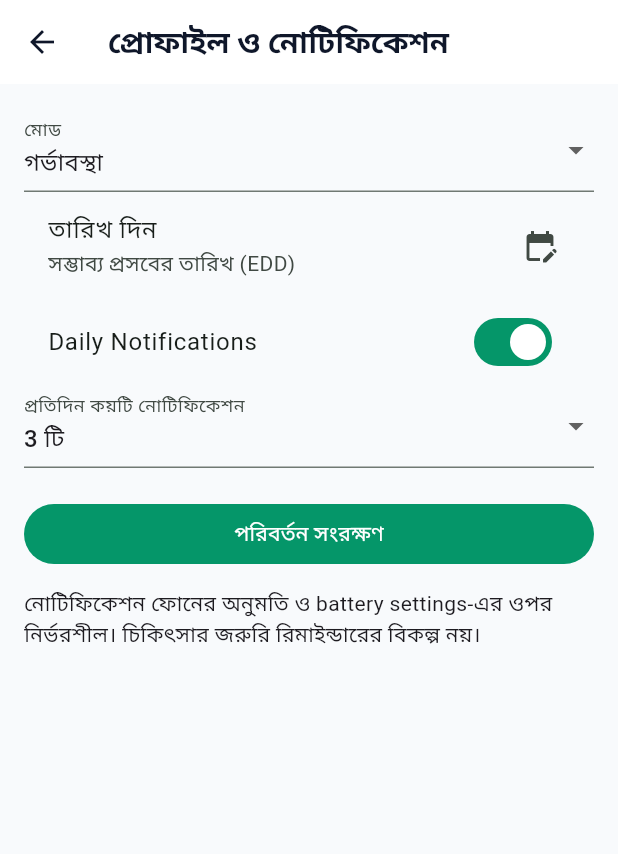
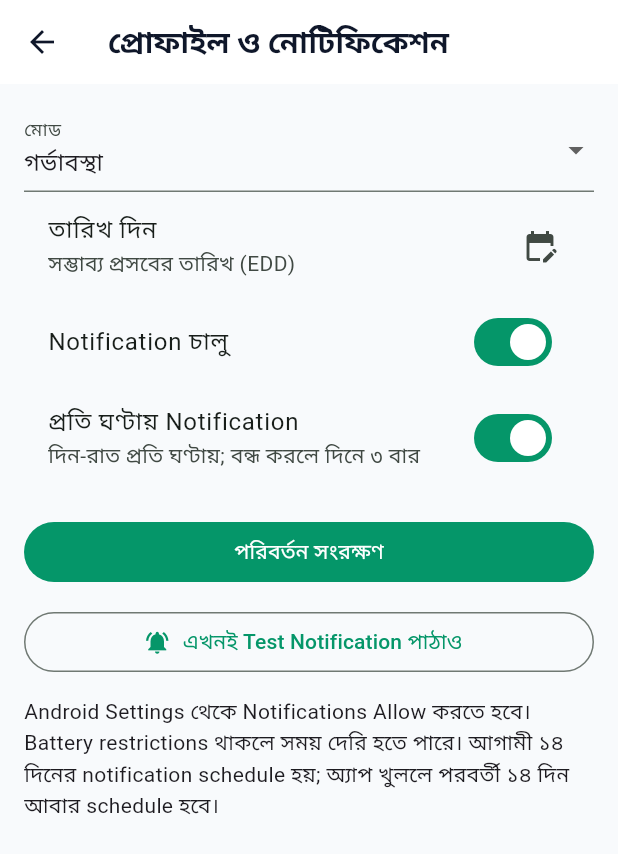
Before and after one commit to aurko170/baba, a Flutter app: the ProfileSettingsScreen screen opened directly, after a tap on "পরিবর্তন সংরক্ষণ", on a phone screen of 412 x 824 dp. Shown: the top 854 px of the screen. Run offline on Flutter 3.47's test engine with Material 3 defaults, Android fonts, the phone set to English and light mode, and no system bars; our stand-ins replace flutter_local_notifications, flutter_secure_storage, geolocator, google_fonts, shared_preferences, timezone; accounts and stored records are empty.

Commit message:
Update main.dart

```diff
--- a/lib/main.dart
+++ b/lib/main.dart
@@ -1,4 +1,5 @@
 import 'package:flutter/services.dart' show rootBundle;
+import 'dart:async';
 import 'dart:convert';
 import 'package:flutter/material.dart';
 import 'package:google_fonts/google_fonts.dart';
@@ -71,8 +72,9 @@ class _AppEntryScreenState extends State<AppEntryScreen> {
     if (!mounted) return;
     setState(() {mode = prefs.getString('baby_mode'); date = value == null ? null : DateTime.tryParse(value); loading = false;});
     if (mode != null && date != null) {
-      await BabyNotificationService.instance.initialize();
-      await BabyNotificationService.instance.reschedule();
+      unawaited(BabyNotificationService.instance.reschedule().catchError((Object error) {
+        debugPrint('Notification scheduling failed: $error');
+      }));
     }
   }
   Future<void> _setDate() async {
@@ -83,11 +85,18 @@ class _AppEntryScreenState extends State<AppEntryScreen> {
   Future<void> _save() async {
     if (date == null || mode == null) return;
     final prefs = await SharedPreferences.getInstance();
-    await prefs.setString('baby_mode', mode!);
-    await prefs.setString('baby_date', date!.toIso8601String());
-    await BabyNotificationService.instance.initialize();
-    await BabyNotificationService.instance.reschedule();
+    final modeSaved = await prefs.setString('baby_mode', mode!);
+    final dateSaved = await prefs.setString('baby_date', date!.toIso8601String());
+    if (!modeSaved || !dateSaved) {
+      if (mounted) ScaffoldMessenger.of(context).showSnackBar(
+        const SnackBar(content: Text('তারিখ সংরক্ষণ করা যায়নি। আবার চেষ্টা করুন।')));
+      return;
+    }
+    // Navigate immediately; notification permissions and scheduling must not block saving EDD.
     if (mounted) setState(() {});
+    unawaited(BabyNotificationService.instance.reschedule().catchError((Object error) {
+      debugPrint('Notification scheduling failed: $error');
+    }));
   }
   @override Widget build(BuildContext context) {
     if (loading) return const Scaffold(body: Center(child: CircularProgressIndicator()));
@@ -114,54 +123,96 @@ class BabyNotificationService {
   static final instance = BabyNotificationService._();
   final FlutterLocalNotificationsPlugin plugin = FlutterLocalNotificationsPlugin();
   bool initialized = false;
+
   Future<void> initialize() async {
     if (initialized) return;
     const android = AndroidInitializationSettings('@mipmap/ic_launcher');
     await plugin.initialize(const InitializationSettings(android: android));
     initialized = true;
-    await plugin.resolvePlatformSpecificImplementation<AndroidFlutterLocalNotificationsPlugin>()?.requestNotificationsPermission();
-  }
+  }
+
+  Future<bool> requestPermission() async {
+    await initialize();
+    return await plugin
+        .resolvePlatformSpecificImplementation<AndroidFlutterLocalNotificationsPlugin>()
+        ?.requestNotificationsPermission() ?? true;
+  }
+
+  Future<void> testNotification() async {
+    await initialize();
+    final allowed = await requestPermission();
+    if (!allowed) throw StateError('Notification permission denied');
+    await plugin.show(
+      987654,
+      'হবু বাবা — টেস্ট নোটিফিকেশন',
+      'নোটিফিকেশন চালু আছে। প্রতি ঘণ্টায় নতুন পরামর্শ আসবে।',
+      const NotificationDetails(android: AndroidNotificationDetails(
+        'parenting_tips_hourly_v2', 'Hourly parenting tips',
+        channelDescription: 'Baby, mother and father care reminders',
+        importance: Importance.high, priority: Priority.high,
+      )),
+    );
+  }
+
   Future<void> reschedule() async {
-    if (!initialized) await initialize();
+    await initialize();
+    final prefs = await SharedPreferences.getInstance();
     await plugin.cancelAll();
-    final prefs = await SharedPreferences.getInstance();
     if (!(prefs.getBool('notifications_enabled') ?? true)) return;
+    if (!await requestPermission()) return;
     final mode = prefs.getString('baby_mode') ?? 'pregnancy';
     final date = DateTime.tryParse(prefs.getString('baby_date') ?? '');
     if (date == null) return;
-    final content = jsonDecode(await rootBundle.loadString('assets/data/rotating_tips.json')) as List<dynamic>;
+
+    final content = jsonDecode(
+      await rootBundle.loadString('assets/data/rotating_tips.json'),
+    ) as List<dynamic>;
+    final allTips = <Map<String, dynamic>>[];
+    for (final item in content) {
+      final m = Map<String, dynamic>.from(item as Map);
+      if (m['mode'] == 'both' || m['mode'] == mode) allTips.add(m);
+    }
+    if (allTips.isEmpty) return;
+
     final now = DateTime.now();
-    final categories = <String, List<Map<String, dynamic>>>{};
-    for (final item in content) {
-      final m = Map<String,dynamic>.from(item as Map);
-      if (m['mode'] != 'both' && m['mode'] != mode) continue;
-      (categories[m['category'] as String] ??= []).add(m);
-    }
-    final keys = categories.keys.toList()..sort();
-    if (keys.isEmpty) return;
-    final count = (prefs.getInt('notifications_per_day') ?? 3).clamp(1, 3);
-    final hours = count == 1 ? <int>[9] : count == 2 ? <int>[9, 20] : <int>[9, 14, 20];
+    final everyHour = prefs.getBool('notifications_hourly') ?? true;
+    // 14 days x 24 = 336 notifications. Android plugin enforces limits
+    // on some devices; refresh these slots every time the app is opened.
+    final hours = everyHour ? List<int>.generate(24, (i) => i)
+        : <int>[9, 14, 20];
+    var notificationId = 1000;
+    var tipIndex = prefs.getInt('notification_rotation_index') ?? 0;
     final today = DateUtils.dateOnly(now);
-    // Local platform scheduling is finite: refresh future slots whenever app opens.
     for (var day = 0; day < 14; day++) {
-      for (var slot = 0; slot < hours.length; slot++) {
-        final target = today.add(Duration(days: day, hours: hours[slot]));
-        if (!target.isAfter(now)) continue;
-        final ci = (today.difference(DateTime(2026, 1, 1)).inDays + day * hours.length + slot).abs() % keys.length;
-        final pool = categories[keys[ci]]!;
-        final index = ((day * 3 + slot) ~/ keys.length) % pool.length;
-        final tip = pool[index];
-        final days = today.add(Duration(days: day)).difference(DateUtils.dateOnly(date)).inDays;
-        final gestDays = 280 - date.difference(today.add(Duration(days: day))).inDays;
-        if (mode == 'born' && days < 0) continue;
-        if (mode == 'pregnancy' && gestDays < 0) continue;
-        final body = (tip['message'] as String).replaceAll('{age}', mode == 'born' ? '$days দিন' : '${gestDays ~/ 7} সপ্তাহ');
-        await plugin.zonedSchedule(day * 3 + slot + 100, tip['title'] as String, body,
+      final dayDate = today.add(Duration(days: day));
+      final ageDays = dayDate.difference(DateUtils.dateOnly(date)).inDays;
+      final gestDays = 280 - DateUtils.dateOnly(date).difference(dayDate).inDays;
+      if (mode == 'born' && ageDays < 0) continue;
+      if (mode == 'pregnancy' && (gestDays < 0 || gestDays > 294)) continue;
+      for (final hour in hours) {
+        final target = DateTime(dayDate.year, dayDate.month, dayDate.day, hour);
+        if (!target.isAfter(now.add(const Duration(minutes: 1)))) continue;
+        final tip = allTips[tipIndex % allTips.length];
+        tipIndex++;
+        final age = mode == 'born'
+            ? '$ageDays দিন'
+            : '${gestDays ~/ 7} সপ্তাহ ${gestDays % 7} দিন';
+        final body = (tip['message'] as String)
+            .replaceAll('{age}', age).replaceAll('\${age}', age);
+        await plugin.zonedSchedule(
+          notificationId++, tip['title'] as String, body,
           tzloc.TZDateTime.from(target.toUtc(), tzloc.UTC),
-          const NotificationDetails(android: AndroidNotificationDetails('parenting_tips_v1','Daily parenting tips',channelDescription:'Pregnancy and parenting care', importance: Importance.defaultImportance, priority: Priority.defaultPriority)),
-          androidScheduleMode: AndroidScheduleMode.inexactAllowWhileIdle);
+          const NotificationDetails(android: AndroidNotificationDetails(
+            'parenting_tips_hourly_v2', 'Hourly parenting tips',
+            channelDescription: 'Baby, mother and father care reminders',
+            importance: Importance.high, priority: Priority.high,
+          )),
+          androidScheduleMode: AndroidScheduleMode.inexactAllowWhileIdle,
+        );
       }
     }
+    // On the next open, start content rotation from a fresh place.
+    await prefs.setInt('notification_rotation_index', tipIndex % allTips.length);
   }
 }
 
@@ -170,19 +221,112 @@ class ProfileSettingsScreen extends StatefulWidget {
   @override State<ProfileSettingsScreen> createState() => _ProfileSettingsScreenState();
 }
 class _ProfileSettingsScreenState extends State<ProfileSettingsScreen> {
-  String mode = 'pregnancy'; DateTime? date; bool enabled = true; int count = 3;
-  @override void initState() { super.initState(); _load(); }
-  Future<void> _load() async {final p = await SharedPreferences.getInstance(); if(mounted) setState(() {mode=p.getString('baby_mode')??'pregnancy'; date=DateTime.tryParse(p.getString('baby_date')??''); enabled=p.getBool('notifications_enabled')??true; count=p.getInt('notifications_per_day')??3;});}
-  Future<void> _datePick() async {final now=DateTime.now();final value=await showDatePicker(context: context, initialDate: date??now, firstDate: DateTime(2020),lastDate: now.add(const Duration(days: 320)));if(value!=null)setState(()=>date=value);}
-  Future<void> _save() async { if(date==null)return;final p=await SharedPreferences.getInstance();await p.setString('baby_mode',mode);await p.setString('baby_date',date!.toIso8601String());await p.setBool('notifications_enabled',enabled);await p.setInt('notifications_per_day',count);await BabyNotificationService.instance.reschedule();if(mounted){ScaffoldMessenger.of(context).showSnackBar(const SnackBar(content:Text('সংরক্ষিত হয়েছে')));Navigator.pop(context, true);}}
-  @override Widget build(BuildContext context) => Scaffold(appBar: AppBar(title: const Text('প্রোফাইল ও নোটিফিকেশন')),body: ListView(padding: const EdgeInsets.all(16),children:[
-    DropdownButtonFormField<String>(value: mode, decoration: const InputDecoration(labelText:'মোড'),items: const [DropdownMenuItem(value:'pregnancy',child:Text('গর্ভাবস্থা')),DropdownMenuItem(value:'born',child:Text('বাবু জন্মেছে'))],onChanged:(v)=>setState(()=>mode=v??mode)),
-    ListTile(title:Text(date==null?'তারিখ দিন':'${date!.day}/${date!.month}/${date!.year}'),subtitle:Text(mode=='born'?'জন্মতারিখ (DOB)':'সম্ভাব্য প্রসবের তারিখ (EDD)'),trailing:const Icon(Icons.edit_calendar),onTap:_datePick),
-    SwitchListTile(title:const Text('Daily Notifications'),value:enabled,onChanged:(v)=>setState(()=>enabled=v)),
-    DropdownButtonFormField<int>(value:count, decoration:const InputDecoration(labelText:'প্রতিদিন কয়টি নোটিফিকেশন'),items:[1,2,3].map((n)=>DropdownMenuItem(value:n,child:Text('$n টি'))).toList(),onChanged:(v)=>setState(()=>count=v??3)),
-    const SizedBox(height:20),FilledButton(onPressed:_save,child:const Text('পরিবর্তন সংরক্ষণ')),
-    const SizedBox(height:12),const Text('নোটিফিকেশন ফোনের অনুমতি ও battery settings-এর ওপর নির্ভরশীল। চিকিৎসার জরুরি রিমাইন্ডারের বিকল্প নয়।')
-  ]));
+  String mode = 'pregnancy';
+  DateTime? date;
+  bool enabled = true;
+  bool hourly = true;
+  bool saving = false;
+
+  @override
+  void initState() { super.initState(); _load(); }
+
+  Future<void> _load() async {
+    final p = await SharedPreferences.getInstance();
+    if (!mounted) return;
+    setState(() {
+      mode = p.getString('baby_mode') ?? 'pregnancy';
+      date = DateTime.tryParse(p.getString('baby_date') ?? '');
+      enabled = p.getBool('notifications_enabled') ?? true;
+      hourly = p.getBool('notifications_hourly') ?? true;
+    });
+  }
+
+  Future<void> _datePick() async {
+    final now = DateTime.now();
+    final value = await showDatePicker(
+      context: context,
+      initialDate: date ?? now,
+      firstDate: DateTime(2020),
+      lastDate: now.add(const Duration(days: 320)),
+    );
+    if (value != null) setState(() => date = value);
+  }
+
+  Future<void> _save() async {
+    if (date == null || saving) return;
+    setState(() => saving = true);
+    final p = await SharedPreferences.getInstance();
+    await p.setString('baby_mode', mode);
+    await p.setString('baby_date', date!.toIso8601String());
+    await p.setBool('notifications_enabled', enabled);
+    await p.setBool('notifications_hourly', hourly);
+    if (!mounted) return;
+    // Do not block saving the profile while Android schedules notifications.
+    Navigator.pop(context, true);
+    unawaited(BabyNotificationService.instance.reschedule().catchError((Object error) {
+      debugPrint('Notification scheduling failed: $error');
+    }));
+  }
+
+  Future<void> _test() async {
+    try {
+      await BabyNotificationService.instance.testNotification();
+      if (mounted) ScaffoldMessenger.of(context).showSnackBar(
+        const SnackBar(content: Text('টেস্ট নোটিফিকেশন পাঠানো হয়েছে।')));
+    } catch (error) {
+      if (mounted) ScaffoldMessenger.of(context).showSnackBar(SnackBar(
+        content: Text('নোটিফিকেশন চালু হয়নি: $error'),
+      ));
+    }
+  }
+
+  @override
+  Widget build(BuildContext context) => Scaffold(
+    appBar: AppBar(title: const Text('প্রোফাইল ও নোটিফিকেশন')),
+    body: ListView(padding: const EdgeInsets.all(16), children: [
+      DropdownButtonFormField<String>(
+        initialValue: mode,
+        decoration: const InputDecoration(labelText: 'মোড'),
+        items: const [
+          DropdownMenuItem(value: 'pregnancy', child: Text('গর্ভাবস্থা')),
+          DropdownMenuItem(value: 'born', child: Text('বাবু জন্মেছে')),
+        ],
+        onChanged: (v) => setState(() => mode = v ?? mode),
+      ),
+      ListTile(
+        title: Text(date == null ? 'তারিখ দিন' : '${date!.day}/${date!.month}/${date!.year}'),
+        subtitle: Text(mode == 'born' ? 'জন্মতারিখ (DOB)' : 'সম্ভাব্য প্রসবের তারিখ (EDD)'),
+        trailing: const Icon(Icons.edit_calendar),
+        onTap: _datePick,
+      ),
+      SwitchListTile(
+        title: const Text('Notification চালু'), value: enabled,
+        onChanged: (v) => setState(() => enabled = v),
+      ),
+      SwitchListTile(
+        title: const Text('প্রতি ঘণ্টায় Notification'),
+        subtitle: const Text('দিন-রাত প্রতি ঘণ্টায়; বন্ধ করলে দিনে ৩ বার'),
+        value: hourly,
+        onChanged: (v) => setState(() => hourly = v),
+      ),
+      const SizedBox(height: 16),
+      FilledButton(
+        onPressed: saving ? null : _save,
+        child: Text(saving ? 'সংরক্ষণ হচ্ছে...' : 'পরিবর্তন সংরক্ষণ'),
+      ),
+      const SizedBox(height: 12),
+      OutlinedButton.icon(
+        onPressed: _test,
+        icon: const Icon(Icons.notifications_active),
+        label: const Text('এখনই Test Notification পাঠাও'),
+      ),
+      const SizedBox(height: 12),
+      const Text('Android Settings থেকে Notifications Allow করতে হবে। '
+          'Battery restrictions থাকলে সময় দেরি হতে পারে। '
+          'আগামী ১৪ দিনের notification schedule হয়; '
+          'অ্যাপ খুললে পরবর্তী ১৪ দিন আবার schedule হবে।'),
+    ]),
+  );
 }
 
 class MainNavigationScreen extends StatefulWidget {
@@ -730,7 +874,7 @@ class _AIChatScreenState extends State<AIChatScreen> {
   final List<Map<String, dynamic>> _messages = [];
   bool _isLoading = false;
   static const _keyStore = FlutterSecureStorage();
-  static const _geminiModel = 'gemini-2.5-flash';
+  static const _geminiModel = 'gemini-3.5-flash-lite';
   String _geminiKey = '';
   bool _keyLoading = true;
   final String _systemInstruction = '''
@@ -853,6 +997,7 @@ class _AIChatScreenState extends State<AIChatScreen> {
         if (result.statusCode != 200) {
           if (result.statusCode == 400 || result.statusCode == 403) throw Exception('API Key বা API access যাচাই করুন (${result.statusCode})');
           if (result.statusCode == 429) throw Exception('Free Tier limit শেষ হয়েছে। পরে চেষ্টা করুন।');
+          if (result.statusCode == 404) throw Exception('এই API Key-তে $_geminiModel মডেলটি পাওয়া যাচ্ছে না (404)। Google AI Studio-তে মডেলের অ্যাক্সেস পরীক্ষা করুন।');
           throw Exception('Gemini সাড়া দেয়নি (${result.statusCode})');
         }
         final parsed = jsonDecode(utf8.decode(result.bodyBytes)) as Map<String, dynamic>;
```
